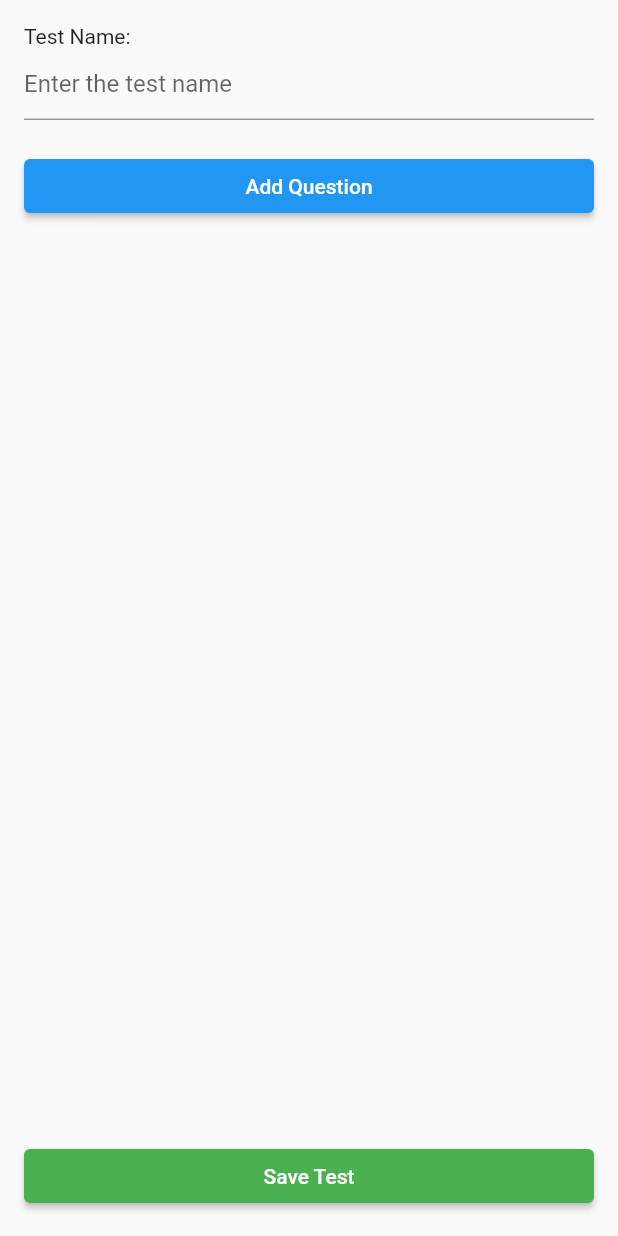
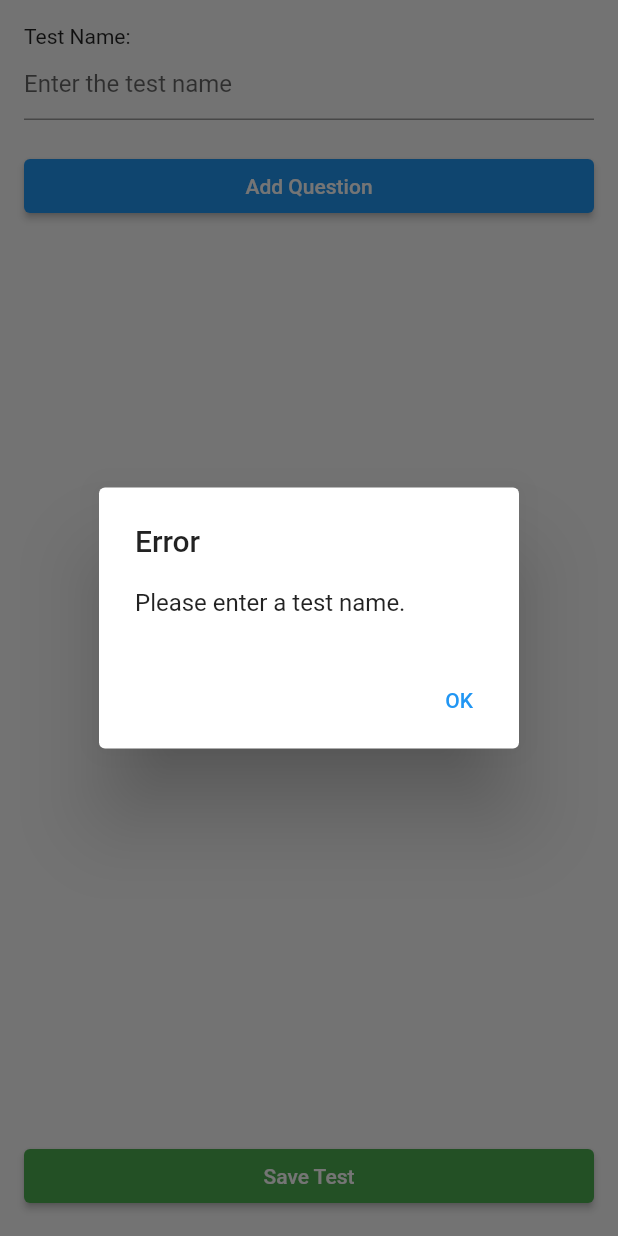
Before and after one commit to Pix3lB/minorapp, a Flutter app: the CreateTest screen opened directly, after a tap on "Save Test", on a phone screen of 412 x 824 dp. Run offline on Flutter 3.47's test engine with Material 2 defaults, Android fonts, the phone set to English and light mode, and no system bars; our stand-ins replace cloud_firestore, firebase_auth, firebase_core; accounts and stored records are empty.

Commit message:
1.0 everything done

```diff
--- a/lib/create_test.dart
+++ b/lib/create_test.dart
@@ -1,8 +1,13 @@
+// ignore_for_file: use_build_context_synchronously
+
+import 'package:firebase_auth/firebase_auth.dart';
 import 'package:flutter/material.dart';
 import 'package:cloud_firestore/cloud_firestore.dart';
 
 class CreateTest extends StatefulWidget {
-  const CreateTest({Key? key}) : super(key: key);
+  final User? user;
+
+  const CreateTest({Key? key, this.user}) : super(key: key);
 
   @override
   _CreateTestState createState() => _CreateTestState();
@@ -72,24 +77,42 @@ class _CreateTestState extends State<CreateTest> {
   }
 
   void saveTestToFirestore() {
-    // Validate that a test name is entered
     if (testName.isEmpty) {
-      // Show an error message or handle accordingly
-      return;
+      // Show AlertDialog for empty test name
+      showDialog(
+        context: context,
+        builder: (BuildContext context) {
+          return AlertDialog(
+            title: Text('Error'),
+            content: Text('Please enter a test name.'),
+            actions: [
+              TextButton(
+                onPressed: () {
+                  Navigator.of(context).pop(); // Close the dialog
+                },
+                child: Text('OK'),
+              ),
+            ],
+          );
+        },
+      );
+    } else {
+      // Save the test to Firestore
+      saveTestToFirestoreFunction(Test(
+        title: testName,
+        questions: questions,
+        creatorUid: widget.user?.uid ?? '',
+      ));
     }
-
-    // Save the test to Firestore
-    saveTestToFirestoreFunction(Test(title: testName, questions: questions));
   }
 
   void saveTestToFirestoreFunction(Test test) async {
     try {
-      // Access the Firestore instance
       FirebaseFirestore firestore = FirebaseFirestore.instance;
-
-      // Add a new document to the "tests" collection
+      print('User UID: ${widget.user?.uid}');
       DocumentReference testDocumentRef =
           await firestore.collection('tests').add({
+        'creatorUid': test.creatorUid,
         'title': test.title,
         'questions': test.questions
             .map((question) => {
@@ -98,9 +121,26 @@ class _CreateTestState extends State<CreateTest> {
                   'correctAnswer': question.correctOptionIndex,
                 })
             .toList(),
+        'submissions': [],
       });
 
-      print('Test saved to Firestore with ID: ${testDocumentRef.id}');
+      // Show success AlertDialog
+      showDialog(
+        context: context,
+        builder: (BuildContext context) {
+          return AlertDialog(
+            title: Text('Test Published'),
+            actions: [
+              TextButton(
+                onPressed: () {
+                  Navigator.of(context).pop(); // Close the dialog
+                },
+                child: Text('OK'),
+              ),
+            ],
+          );
+        },
+      );
     } catch (e) {
       print('Error saving test to Firestore: $e');
     }
@@ -185,11 +225,16 @@ class _QuestionCardState extends State<QuestionCard> {
 class Test {
   String title;
   List<Question> questions;
+  String creatorUid; // New field to store the creator's UID
 
-  Test({required this.title, required this.questions});
+  Test({
+    required this.title,
+    required this.questions,
+    required this.creatorUid,
+  });
 
   @override
   String toString() {
-    return 'Test(title: $title, questions: $questions)';
+    return 'Test(title: $title, questions: $questions, creatorUid: $creatorUid)';
   }
 }
--- a/lib/pages/login.dart
+++ b/lib/pages/login.dart
@@ -4,7 +4,7 @@ import 'package:flutter/material.dart';
 import 'package:firebase_auth/firebase_auth.dart';
 import '../auth.dart';
 
-import '../student_dashboard.dart';
+import '../dashboard.dart';
 
 class loginPage extends StatefulWidget {
   const loginPage({super.key});
--- a/lib/student_dashboard.dart
+++ /dev/null
@@ -1,139 +0,0 @@
-// ignore_for_file: prefer_const_constructors
-
-import 'package:flutter/material.dart';
-import 'package:firebase_auth/firebase_auth.dart';
-import 'package:cloud_firestore/cloud_firestore.dart';
-import 'package:testproject/create_test.dart';
-import 'package:testproject/TakeTestPage.dart';
-import 'package:testproject/pages/EditProfilePage.dart';
-
-class StudentDashboard extends StatefulWidget {
-  final User? user;
-
-  const StudentDashboard({required this.user});
-
-  @override
-  _StudentDashboardState createState() => _StudentDashboardState();
-}
-
-class _StudentDashboardState extends State<StudentDashboard> {
-  String firstName = '';
-  String lastName = '';
-  bool isTeacher = false;
-  int _currentPage = 1;
-  PageController _pageController = PageController(initialPage: 1);
-
-  @override
-  void dispose() {
-    _pageController.dispose();
-    super.dispose();
-  } // Initial page is the home page
-
-  @override
-  void initState() {
-    super.initState();
-    fetchData();
-  }
-
-  Future<void> fetchData() async {
-    final userDoc = await FirebaseFirestore.instance
-        .collection('users')
-        .doc(widget.user?.uid)
-        .get();
-    if (userDoc.exists) {
-      setState(() {
-        isTeacher = userDoc.data()?['isTeacher'] ?? false;
-        firstName = userDoc.data()?['fname'] ?? '';
-        lastName = userDoc.data()?['lname'] ?? '';
-      });
-    }
-  }
-
-  Future<void> _signOut() async {
-    await FirebaseAuth.instance.signOut();
-    Navigator.of(context).pop();
-  }
-
-  @override
-  Widget build(BuildContext context) {
-    fetchData();
-    return Scaffold(
-      appBar: AppBar(
-        title: Text(' Dashboard of $firstName $lastName '),
-        actions: [
-          IconButton(
-            icon: Icon(Icons.edit),
-            onPressed: () {
-              Navigator.push(
-                context,
-                MaterialPageRoute(
-                  builder: (context) => EditProfile(user: widget.user),
-                ),
-              );
-            },
-          ),
-        ],
-        leading: IconButton(
-          icon: Icon(Icons.logout),
-          onPressed: _signOut,
-        ),
-        flexibleSpace: Column(
-          mainAxisAlignment: MainAxisAlignment.center,
-          crossAxisAlignment: CrossAxisAlignment.center,
-        ),
-      ),
-      body: PageView(
-        controller: _pageController,
-        onPageChanged: (page) {
-          setState(() {
-            _currentPage = page;
-          });
-        },
-        children: [
-          Visibility(
-            visible: isTeacher,
-            child: CreateTest(), // Left page (visible only for teachers)
-          ), // Left page
-          Home(), // Middle page (Home)
-          TakeTestPage(), // Right page
-        ],
-      ),
-      bottomNavigationBar: BottomNavigationBar(
-          currentIndex: _currentPage,
-          onTap: (index) {
-            setState(() {
-              _currentPage = index;
-              _pageController.animateToPage(index,
-                  duration: Duration(milliseconds: 500), curve: Curves.ease);
-            });
-          },
-          items: [
-            if (isTeacher)
-              BottomNavigationBarItem(
-                icon: Icon(Icons.create),
-                label: 'Create Test',
-              ),
-            BottomNavigationBarItem(
-              icon: Icon(Icons.home),
-              label: 'Home',
-            ),
-            BottomNavigationBarItem(
-              icon: Icon(Icons.school),
-              label: 'Take Test',
-            ),
-          ]),
-    );
-  }
-}
-
-class Home extends StatelessWidget {
-  @override
-  Widget build(BuildContext context) {
-    return Center(
-      child: Text(
-        'Welcome to the Home Page',
-        style: TextStyle(fontSize: 20),
-      ),
-    );
-  }
-}
--- a/lib/widget_tree.dart
+++ b/lib/widget_tree.dart
@@ -2,7 +2,7 @@ import 'package:firebase_auth/firebase_auth.dart';
 import 'package:testproject/auth.dart';
 import 'package:testproject/pages/home.dart';
 import 'package:flutter/material.dart';
-import 'package:testproject/student_dashboard.dart';
+import 'package:testproject/dashboard.dart';
 
 class WidgetTree extends StatefulWidget {
   const WidgetTree({Key? key}) : super(key: key);
```
